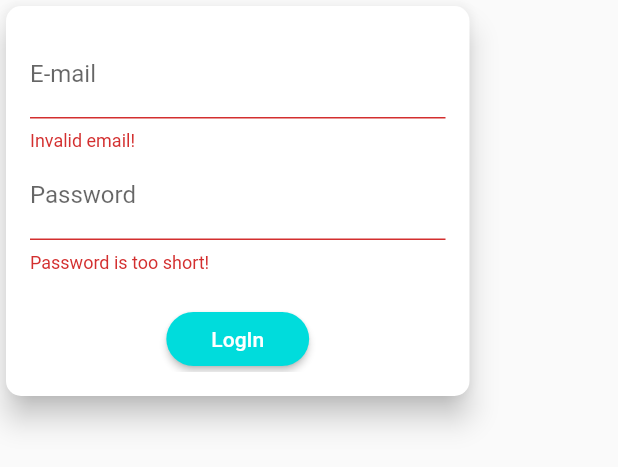
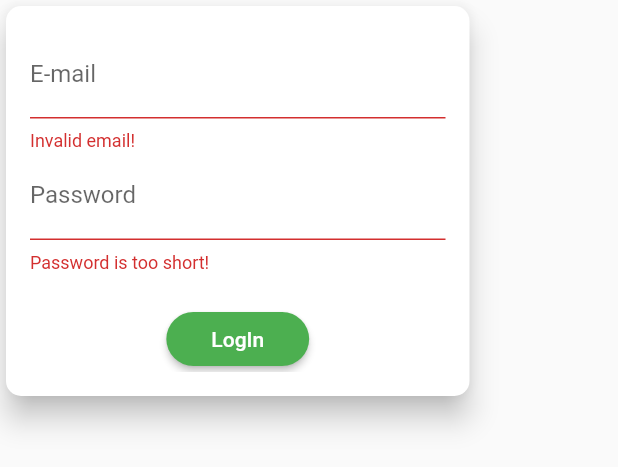
Before and after one commit to alskdwq/HHC-app, a Flutter app: the AuthCard widget shown alone on an empty page, opened directly, after a tap on "LogIn", on a phone screen of 412 x 824 dp. Shown: the top 467 px of the screen. Run offline on Flutter 3.47's test engine with Material 2 defaults, Android fonts, the phone set to English and light mode, and no system bars; our stand-ins replace badges, flutter_secure_storage; accounts and stored records are empty; network calls fail.

```diff
--- a/lib/MePage.dart
+++ b/lib/MePage.dart
@@ -2,6 +2,7 @@ import 'package:flutter/material.dart';
 import 'package:badges/badges.dart';
 import 'package:demo/login_screen.dart';
 import 'package:flutter_secure_storage/flutter_secure_storage.dart';
+import 'package:demo/modules/httpconnector.dart';
 
 class MePage extends StatefulWidget{
 
@@ -16,7 +17,7 @@ class Page extends State<MePage>{
   static final storage = FlutterSecureStorage();
 
   deleteLocalStorage() async {
-    await storage.delete(key: 'name');
+    await storage.deleteAll();
   }
   static Future<String> getname()  async{
     return await storage.read(key: 'name');
@@ -113,6 +114,7 @@ class Page extends State<MePage>{
                                 side: BorderSide(color: Colors.green)),
                             onPressed: (){
                               deleteLocalStorage();// reomve this for now
+                              signout();
                               Navigator.pushAndRemoveUntil(context,
                                   MaterialPageRoute(builder: (context) => AuthScreen()),
                                       (route) => route == null);
--- a/lib/login_screen.dart
+++ b/lib/login_screen.dart
@@ -21,8 +21,8 @@ class AuthScreen extends StatelessWidget {
             decoration: BoxDecoration(
               gradient: LinearGradient(
                 colors: [
-                  Color.fromRGBO(145, 255, 150, 1).withOpacity(0.5),
-                  Color.fromRGBO(255, 255, 145, 1).withOpacity(0.9),
+                  Colors.white.withOpacity(0.5),
+                  Colors.green.withOpacity(0.8),
                 ],
                 begin: Alignment.topLeft,
                 end: Alignment.bottomRight,
@@ -159,11 +159,18 @@ class _AuthCardState extends State<AuthCard> with SingleTickerProviderStateMixin
                     'password': userPasswordController.text,
                   }
                 ),);
-        if(response.body.toString() == 'logged'){// remove denied
-          Navigator.pushAndRemoveUntil(context, MaterialPageRoute(builder: (context) => MyApp()), (route) => route == null);
-        }
         final responseData = response.body;
         print("response from server\n" + responseData);
+        Map jsonData = json.decode(responseData);
+        await storage.write(key: "token", value: jsonData['token'].toString());
+        await storage.write(key: "user_id", value: jsonData['user_id'].toString());
+        await storage.write(key: "name", value: jsonData['firstname'].toString()+' '+jsonData['lastname'].toString());
+        await storage.write(key: "position", value: jsonData['position'].toString());
+        await storage.write(key: "facility", value: jsonData['facility'].toString());
+        await storage.write(key: 'healthState', value: 'Unknown');
+        if(response.body.toString() != 'denied'){
+          Navigator.pushAndRemoveUntil(context, MaterialPageRoute(builder: (context) => Home()), (route) => route == null);
+        }
       } catch (error) {
         throw error;
       }
@@ -370,7 +377,7 @@ class _AuthCardState extends State<AuthCard> with SingleTickerProviderStateMixin
                     ),
                     padding:
                         EdgeInsets.symmetric(horizontal: 30.0, vertical: 8.0),
-                    color: Color.fromRGBO(0, 220, 220, 1),
+                    color: Colors.green,
                     textColor: Theme.of(context).primaryTextTheme.button.color,
                   ),
                 FlatButton(
@@ -379,7 +386,7 @@ class _AuthCardState extends State<AuthCard> with SingleTickerProviderStateMixin
                   onPressed: _switchAuthMode,
                   padding: EdgeInsets.symmetric(horizontal: 30.0, vertical: 4),
                   materialTapTargetSize: MaterialTapTargetSize.shrinkWrap,
-                  textColor: Color.fromRGBO(0, 220, 220, 1),
+                  textColor: Colors.green,
                 ),
               ],
             ),
```
Also changed, not shown: lib/AssessmentPage.dart (+49 -5 lines), lib/home.dart (+6 -6 lines), lib/modules/httpconnector.dart (+17 -1 lines).
